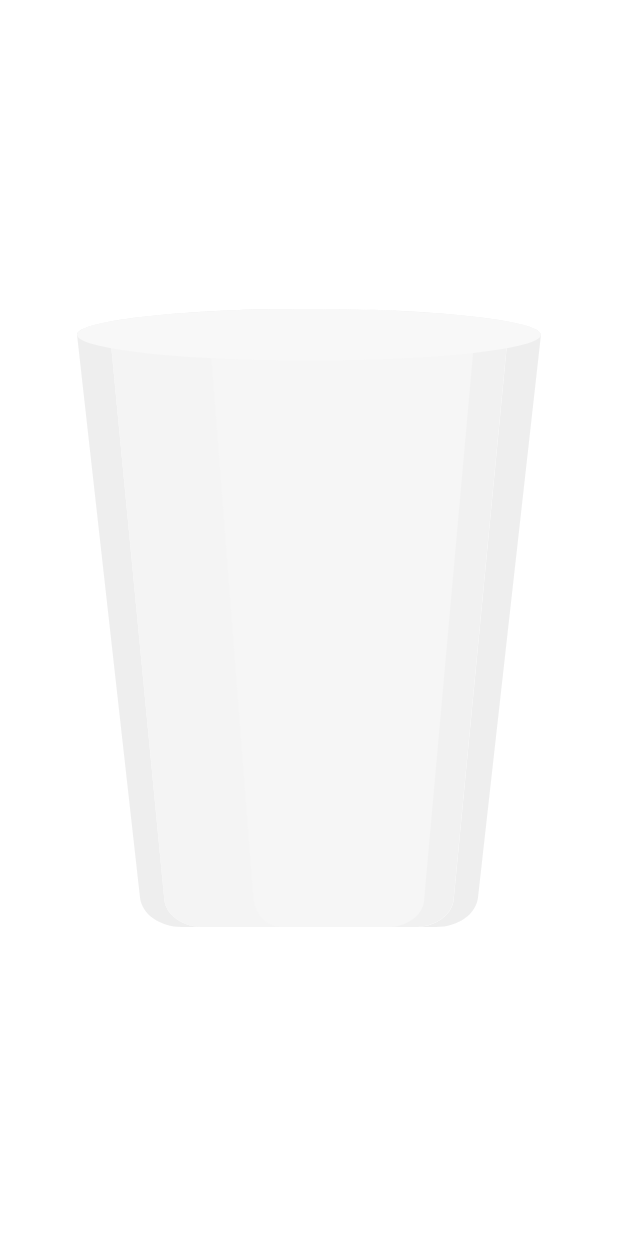
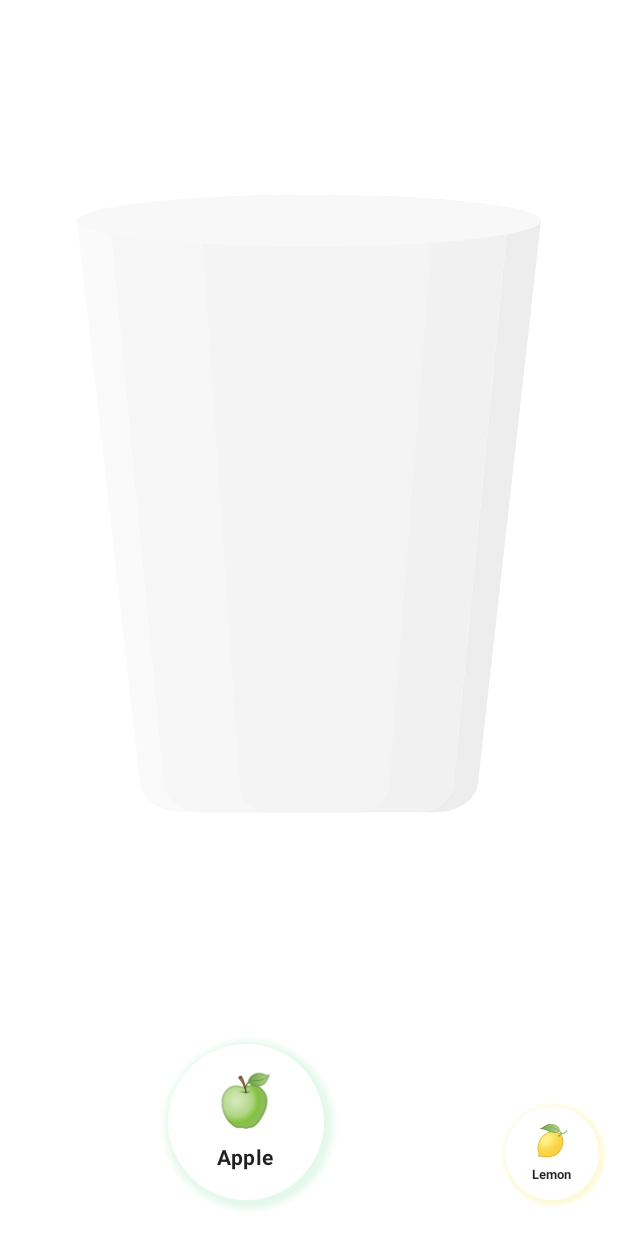
Before and after one commit to limbuserendipity/CustomJuiceCompose, an Android app built with Jetpack Compose: the screen it shows after launch (MainActivity), on a phone screen of 412 x 824 dp. Run offline under Robolectric (Android 15) with nearby library versions, the phone set to English and light mode, and no system bars; 1 statement that could not run was skipped.

Commit message:
Add IngredientPager

```diff
--- a/app/src/main/java/net/limbuserendipity/customjuicecompose/MainActivity.kt
+++ b/app/src/main/java/net/limbuserendipity/customjuicecompose/MainActivity.kt
@@ -8,9 +8,7 @@ import androidx.compose.material.MaterialTheme
 import androidx.compose.material.Surface
 import androidx.compose.material.Text
 import androidx.compose.ui.Modifier
-import net.limbuserendipity.customjuicecompose.ui.screen.ClearPaperScreen
 import net.limbuserendipity.customjuicecompose.ui.screen.JuiceScreen
-import net.limbuserendipity.customjuicecompose.ui.screen.TestScreen
 import net.limbuserendipity.customjuicecompose.ui.theme.CustomJuiceComposeTheme
 
 class MainActivity : ComponentActivity() {
--- /dev/null
+++ b/app/src/main/java/net/limbuserendipity/customjuicecompose/ui/component/IngredientPager.kt
@@ -0,0 +1,108 @@
+package net.limbuserendipity.customjuicecompose.ui.component
+
+import androidx.compose.foundation.BorderStroke
+import androidx.compose.foundation.ExperimentalFoundationApi
+import androidx.compose.foundation.layout.*
+import androidx.compose.foundation.pager.HorizontalPager
+import androidx.compose.foundation.pager.PagerState
+import androidx.compose.foundation.pager.rememberPagerState
+import androidx.compose.foundation.shape.CircleShape
+import androidx.compose.material.*
+import androidx.compose.runtime.Composable
+import androidx.compose.ui.Alignment
+import androidx.compose.ui.Modifier
+import androidx.compose.ui.graphics.*
+import androidx.compose.ui.text.font.FontWeight
+import androidx.compose.ui.unit.Dp
+import androidx.compose.ui.unit.dp
+import net.limbuserendipity.customjuicecompose.ui.model.Ingredient
+import net.limbuserendipity.customjuicecompose.util.coloredShadow
+import kotlin.math.absoluteValue
+
+@OptIn(ExperimentalFoundationApi::class)
+@Composable
+fun IngredientPager(
+    ingredients: List<Ingredient>,
+    onItemClick: (Int,Ingredient) -> Unit,
+    modifier: Modifier = Modifier,
+    pagerState: PagerState = rememberPagerState(),
+    pageSize: Dp = 104.dp
+) {
+
+    val pageModifier = Modifier
+
+    HorizontalPager(
+        pageCount = ingredients.size,
+        state = pagerState,
+        contentPadding = PaddingValues(start = pageSize, end = pageSize),
+        modifier = modifier
+    ) { index ->
+        val item = ingredients[index]
+        IngredientCard(
+            ingredient = item,
+            onClick = { onItemClick(index,item) },
+            size = pageSize,
+            modifier = pageModifier
+                .graphicsLayer {
+                    val pageOffset = ((pagerState.currentPage - index) +
+                            pagerState.currentPageOffsetFraction).absoluteValue
+
+                    alpha = lerp(0.5f, 1f, 1f - pageOffset.coerceIn(0.1f..0.4f))
+
+                    scaleX = 1f - pageOffset.coerceIn(0f..0.4f)
+                    scaleY = 1f - pageOffset.coerceIn(0f..0.4f)
+
+                    translationY = pageSize.toPx() * pageOffset.coerceIn(0f..0.2f)
+
+                }
+        )
+    }
+
+}
+
+@OptIn(ExperimentalMaterialApi::class)
+@Composable
+fun IngredientCard(
+    ingredient: Ingredient,
+    onClick: () -> Unit,
+    size: Dp,
+    modifier: Modifier = Modifier,
+    paddingValues: PaddingValues = PaddingValues(4.dp),
+    shape: Shape = CircleShape,
+    color: Color = MaterialTheme.colors.surface,
+    contentColor: Color = contentColorFor(color),
+    border: BorderStroke? = null,
+    elevation: Dp = 0.dp,
+) {
+    Surface(
+        onClick = onClick,
+        shape = shape,
+        color = color,
+        contentColor = contentColor,
+        border = border,
+        elevation = elevation,
+        modifier = modifier
+            .padding(paddingValues)
+            .coloredShadow(ingredient.color)
+            .padding(paddingValues)
+    ) {
+        Column(
+            horizontalAlignment = Alignment.CenterHorizontally,
+            verticalArrangement = Arrangement.Center,
+            modifier = Modifier
+                .size(size)
+                .padding(paddingValues)
+        ) {
+            Text(
+                text = ingredient.emoji,
+                style = MaterialTheme.typography.h4
+            )
+            Spacer(modifier = Modifier.padding(paddingValues))
+            Text(
+                text = ingredient.name,
+                style = MaterialTheme.typography.body2,
+                fontWeight = FontWeight.Bold
+            )
+        }
+    }
+}
--- a/app/src/main/java/net/limbuserendipity/customjuicecompose/ui/component/JuiceCup.kt
+++ b/app/src/main/java/net/limbuserendipity/customjuicecompose/ui/component/JuiceCup.kt
@@ -12,6 +12,7 @@ import androidx.compose.ui.draw.clip
 import androidx.compose.ui.geometry.Size
 import androidx.compose.ui.graphics.Brush
 import androidx.compose.ui.graphics.Color
+import androidx.compose.ui.graphics.Shape
 import androidx.compose.ui.graphics.SolidColor
 import androidx.compose.ui.graphics.vector.ImageVector
 import androidx.compose.ui.layout.ContentScale
@@ -50,10 +51,11 @@ fun JuiceCup(
             ingredients = ingredients,
             maxHeight = height,
             cupFullness = cupFullness,
+            shape = shape,
             modifier = Modifier
                 .size(weight, height)
                 .border(
-                    BorderStroke(4.dp, Color.White), shape
+                    BorderStroke(2.dp, Color.White), shape
                 )
                 .clip(shape)
         )
@@ -73,6 +75,7 @@ fun JuiceColumn(
     ingredients: List<Ingredient>,
     maxHeight: Dp,
     cupFullness: Float,
+    shape : Shape,
     modifier: Modifier = Modifier,
     density: Density = LocalDensity.current
 ) {
@@ -99,6 +102,7 @@ fun JuiceColumn(
 
             JuiceItem(
                 color = SolidColor(ingredient.color.copy(alpha = 0.8f)),
+                shape = shape,
                 height = ingredientHeight,
                 modifier = Modifier.fillMaxWidth()
             )
@@ -113,6 +117,7 @@ fun JuiceColumn(
 @Composable
 fun JuiceItem(
     color: Brush,
+    shape : Shape,
     height: Dp,
     modifier: Modifier = Modifier
 ) {
@@ -120,7 +125,7 @@ fun JuiceItem(
     Box(
         modifier = modifier
             .height(height)
-            .background(color)
+            .background(color, shape)
     )
 
 }
--- a/app/src/main/java/net/limbuserendipity/customjuicecompose/ui/screen/JuiceScreen.kt
+++ b/app/src/main/java/net/limbuserendipity/customjuicecompose/ui/screen/JuiceScreen.kt
@@ -8,10 +8,13 @@ import androidx.compose.runtime.*
 import androidx.compose.ui.Modifier
 import androidx.compose.ui.graphics.vector.ImageVector
 import androidx.compose.ui.res.vectorResource
+import androidx.compose.ui.unit.dp
 import net.limbuserendipity.customjuicecompose.R
+import net.limbuserendipity.customjuicecompose.ui.component.IngredientPager
 import net.limbuserendipity.customjuicecompose.ui.component.JuiceCup
 import net.limbuserendipity.customjuicecompose.util.ingredientList
 
+@OptIn(ExperimentalFoundationApi::class)
 @Composable
 fun JuiceScreen(
 
@@ -23,9 +26,18 @@ fun JuiceScreen(
     val ingredients = remember { ingredientList.toMutableStateList() }
     val cupFullness: Float = ingredients.sumOf { it.fullness.toDouble() }.toFloat()
 
-    ingredients.map { it.fullness = 0.1f }
-
     Scaffold(
+        bottomBar = {
+            IngredientPager(
+                ingredients = ingredients,
+                onItemClick = { index, item ->
+                    ingredients[index] = item.copy(fullness = item.fullness + 0.10f)
+                },
+                modifier = Modifier
+                    .padding(top = 16.dp, bottom = 16.dp)
+                    .fillMaxWidth()
+            )
+        },
         modifier = Modifier.fillMaxSize()
     ) { paddingValues ->
 
--- /dev/null
+++ b/app/src/main/java/net/limbuserendipity/customjuicecompose/util/Extensions.kt
@@ -0,0 +1,60 @@
+package net.limbuserendipity.customjuicecompose.util
+
+import android.annotation.SuppressLint
+import androidx.compose.ui.Modifier
+import androidx.compose.ui.composed
+import androidx.compose.ui.draw.drawBehind
+import androidx.compose.ui.graphics.Color
+import androidx.compose.ui.graphics.Paint
+import androidx.compose.ui.graphics.drawscope.drawIntoCanvas
+import androidx.compose.ui.graphics.toArgb
+import androidx.compose.ui.unit.Dp
+import androidx.compose.ui.unit.dp
+
+fun MutableList<Any?>.swap(
+    index1: Int,
+    index2: Int
+) {
+    val temp = this[index1]
+    this[index1] = this[index2]
+    this[index2] = temp
+}
+
+@SuppressLint("UnnecessaryComposedModifier")
+fun Modifier.coloredShadow(
+    color: Color,
+    alpha: Float = 0.6f,
+    borderRadius: Dp = 64.dp,
+    shadowRadius: Dp = 4.dp,
+    offsetY: Dp = 2.dp,
+    offsetX: Dp = 2.dp
+) = composed {
+
+    val shadowColor = color.copy(alpha = alpha).toArgb()
+    val transparent = color.copy(alpha = 0f).toArgb()
+
+    this.drawBehind {
+
+        this.drawIntoCanvas {
+            val paint = Paint()
+            val frameworkPaint = paint.asFrameworkPaint()
+            frameworkPaint.color = transparent
+
+            frameworkPaint.setShadowLayer(
+                shadowRadius.toPx(),
+                offsetX.toPx(),
+                offsetY.toPx(),
+                shadowColor
+            )
+            it.drawRoundRect(
+                0f,
+                0f,
+                this.size.width,
+                this.size.height,
+                borderRadius.toPx(),
+                borderRadius.toPx(),
+                paint
+            )
+        }
+    }
+}
--- a/app/src/main/java/net/limbuserendipity/customjuicecompose/util/SvgShape.kt
+++ b/app/src/main/java/net/limbuserendipity/customjuicecompose/util/SvgShape.kt
@@ -29,10 +29,10 @@ class SvgShape(
         val parser = PathParser()
         parser.addPathNodes(imageVector.root.allPathNodes())
 
-        val cofX = shapeSize.width / imageVectorSize.width
-        val cofY = shapeSize.height / imageVectorSize.height
+        val ratioX = shapeSize.width / imageVectorSize.width
+        val ratioY = shapeSize.height / imageVectorSize.height
 
-        val matrix = scaleMatrix(cofX, cofY)
+        val matrix = scaleMatrix(ratioX, ratioY)
 
         val path = parser.toPath()
         path.asAndroidPath().transform(matrix)
--- a/app/src/main/res/drawable/baseline_lightbulb_24.xml
+++ /dev/null
@@ -1,5 +0,0 @@
-<vector android:height="24dp" android:tint="#000000"
-    android:viewportHeight="24" android:viewportWidth="24"
-    android:width="24dp" xmlns:android="http://schemas.android.com/apk/res/android">
-    <path android:fillColor="@android:color/white" android:pathData="M9,21c0,0.5 0.4,1 1,1h4c0.6,0 1,-0.5 1,-1v-1L9,20v1zM12,2C8.1,2 5,5.1 5,9c0,2.4 1.2,4.5 3,5.7L8,17c0,0.5 0.4,1 1,1h6c0.6,0 1,-0.5 1,-1v-2.3c1.8,-1.3 3,-3.4 3,-5.7 0,-3.9 -3.1,-7 -7,-7z"/>
-</vector>
--- a/app/src/main/res/drawable/baseline_nights_stay_24.xml
+++ /dev/null
@@ -1,6 +0,0 @@
-<vector android:height="24dp" android:tint="#000000"
-    android:viewportHeight="24" android:viewportWidth="24"
-    android:width="24dp" xmlns:android="http://schemas.android.com/apk/res/android">
-    <path android:fillColor="@android:color/white" android:pathData="M11.1,12.08C8.77,7.57 10.6,3.6 11.63,2.01C6.27,2.2 1.98,6.59 1.98,12c0,0.14 0.02,0.28 0.02,0.42C2.62,12.15 3.29,12 4,12c1.66,0 3.18,0.83 4.1,2.15C9.77,14.63 11,16.17 11,18c0,1.52 -0.87,2.83 -2.12,3.51c0.98,0.32 2.03,0.5 3.11,0.5c3.5,0 6.58,-1.8 8.37,-4.52C18,17.72 13.38,16.52 11.1,12.08z"/>
-    <path android:fillColor="@android:color/white" android:pathData="M7,16l-0.18,0C6.4,14.84 5.3,14 4,14c-1.66,0 -3,1.34 -3,3s1.34,3 3,3c0.62,0 2.49,0 3,0c1.1,0 2,-0.9 2,-2C9,16.9 8.1,16 7,16z"/>
-</vector>
--- a/app/src/main/res/drawable/cup_foreground.xml
+++ b/app/src/main/res/drawable/cup_foreground.xml
@@ -1,23 +1,23 @@
 <vector xmlns:android="http://schemas.android.com/apk/res/android"
     android:width="14dp"
-    android:height="24dp"
+    android:height="24.03dp"
     android:viewportWidth="14"
-    android:viewportHeight="24">
+    android:viewportHeight="24.03">
   <path
-      android:pathData="M1,1 L2.63,22.85A1.17,1.17 0,0 0,3.71 24L3.16,24A1.26,1.26 0,0 1,1.9 22.85L0,1C0,0.51 2.5,0.1 5.79,0 3,0.11 1,0.52 1,1Z"
-      android:fillColor="#c9c9c9"/>
+      android:pathData="M1,1 L2.63,22.85A1.17,1.17 0,0 0,3.71 24H3.16A1.26,1.26 0,0 1,1.9 22.85L0,1C0,0.51 2.5,0.1 5.79,0 3,0.11 1,0.52 1,1Z"
+      android:fillColor="#efefef"/>
   <path
       android:pathData="M14,1 L12.1,22.85A1.26,1.26 0,0 1,10.84 24h-0.55a1.17,1.17 0,0 0,1.08 -1.15L13,1c0,-0.48 -2,-0.89 -4.79,-1C11.5,0.1 14,0.51 14,1Z"
-      android:fillColor="#c9c9c9"/>
+      android:fillColor="#c4c4c4"/>
   <path
-      android:pathData="M13,1 L11.37,22.85A1.17,1.17 0,0 1,10.29 24L3.71,24a1.17,1.17 0,0 1,-1.08 -1.15L1,1c0,-0.47 2,-0.87 4.61,-1h0.07Q6.31,0 7,0C10.32,0 13,0.45 13,1Z"
-      android:fillColor="#d3d3d3"/>
+      android:pathData="M13,1 L11.37,22.85A1.17,1.17 0,0 1,10.29 24H3.71a1.17,1.17 0,0 1,-1.08 -1.15L1,1C1,0.53 3,0.13 5.61,0H7C10.32,0 13,0.45 13,1Z"
+      android:fillColor="#d1d1d1"/>
   <path
-      android:pathData="M7.71,24h-4a1.17,1.17 0,0 1,-1.08 -1.15L1,1c0,-0.47 2,-0.87 4.61,-1 0.77,0 1.5,0.07 2.15,0.13C6.1,0.34 5,0.65 5,1l1.63,21.85A1.17,1.17 0,0 0,7.71 24Z"
+      android:pathData="M7.71,24h-4a1.17,1.17 0,0 1,-1.08 -1.15L1,1C1,0.53 3,0.13 5.61,0c0.77,0 1.5,0.07 2.15,0.13C6.1,0.34 5,0.65 5,1L6.63,22.85A1.17,1.17 0,0 0,7.71 24Z"
+      android:fillColor="#e5e5e5"/>
+  <path
+      android:pathData="M10.75,1 L9.42,22.88A1.09,1.09 0,0 1,8.54 24H5.66c-0.39,0 -0.72,-0.5 -0.75,-1.15L3.75,1C3.75,0.56 5.12,0.16 7,0H7C9.17,0.17 10.75,0.56 10.75,1Z"
       android:fillColor="#ddd"/>
-  <path
-      android:pathData="M12,1 L10.48,22.85a1.13,1.13 0,0 1,-1 1.15h-3.3c-0.45,0 -0.82,-0.5 -0.86,-1.15L4,1c0,-0.47 1.57,-0.87 3.69,-1h0.06C10.19,0.14 12,0.53 12,1Z"
-      android:fillColor="#e2e2e2"/>
   <path
       android:pathData="M0,1a7,1 0,1 0,14 0a7,1 0,1 0,-14 0z"
       android:fillColor="#eaeaea"/>
```
Also changed, not shown: app/src/main/res/drawable/baseline_lens_blur_24.xml (deleted, +0 -5 lines), app/src/main/res/drawable/foreground.xml (deleted, +0 -18 lines).
